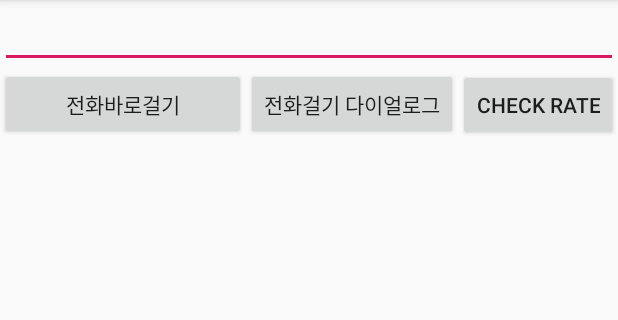
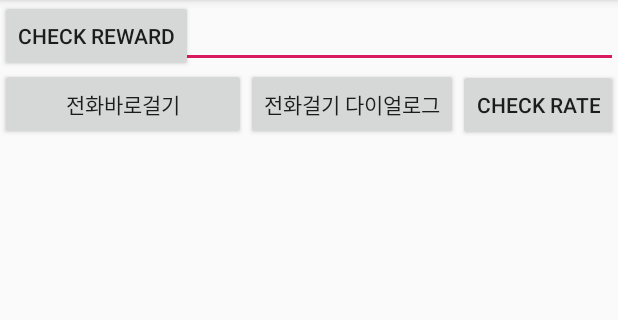
Before and after one commit to c-a-s-e/CASE_F, an Android app: the screen it shows after launch (MainActivity), on a phone screen of 412 x 824 dp, the part 84-404 px from its top. Run offline under Robolectric (Android 15) with nearby library versions, the phone set to English and light mode, and no system bars.

Commit message:
Update Reward UI

```diff
--- a/app/src/main/AndroidManifest.xml
+++ b/app/src/main/AndroidManifest.xml
@@ -20,6 +20,7 @@
         android:theme="@style/AppTheme">
         <activity android:name="com.example.case_fire.EmergencyMainActivity"></activity>
         <activity android:name="com.example.case_fire.RateActivity"></activity>
+        <activity android:name="com.example.case_fire.RewardActivity"></activity>
         <activity android:name="com.example.case_fire.MainActivity">
             <intent-filter>
                 <action android:name="android.intent.action.MAIN" />
--- a/app/src/main/java/com/example/case_fire/MainActivity.java
+++ b/app/src/main/java/com/example/case_fire/MainActivity.java
@@ -46,11 +46,19 @@ public class MainActivity extends AppCompatActivity {
         FirebaseMessaging.getInstance().subscribeToTopic("all");
         getAddress();
 
-        Button reward_Button = (Button) findViewById(R.id.check_rate);
+        Button rate_Button = (Button) findViewById(R.id.check_rate);
+        rate_Button.setOnClickListener(new View.OnClickListener() {
+            @Override
+            public void onClick(View view) {
+                Intent intent = new Intent(view.getContext(), RateActivity.class);
+                view.getContext().startActivity(intent);}
+        });
+
+        Button reward_Button = (Button) findViewById(R.id.check_reward);
         reward_Button.setOnClickListener(new View.OnClickListener() {
             @Override
             public void onClick(View view) {
-                Intent intent = new Intent(view.getContext(), RateActivity.class);
+                Intent intent = new Intent(view.getContext(), RewardActivity.class);
                 view.getContext().startActivity(intent);}
         });
     }
--- a/app/src/main/res/layout/activity_main.xml
+++ b/app/src/main/res/layout/activity_main.xml
@@ -12,11 +12,10 @@
         android:layout_height="match_parent">
 
 
-
         <EditText
+            android:id="@+id/edtNumber"
             android:layout_width="match_parent"
             android:layout_height="wrap_content"
-            android:id="@+id/edtNumber"
             android:layout_gravity="center_horizontal" />
 
         <LinearLayout
@@ -45,6 +44,11 @@
                 android:text="Check Rate"
                 android:id="@+id/check_rate" />
         </LinearLayout>
+    </LinearLayout>
+    <Button
+        android:layout_width="wrap_content"
+        android:layout_height="wrap_content"
+        android:text="Check Reward"
+        android:id="@+id/check_reward" />
 
-    </LinearLayout>
 </androidx.constraintlayout.widget.ConstraintLayout>
```
Also changed, not shown: app/src/main/java/com/example/case_fire/RewardActivity.java (added, +14 -0 lines), app/src/main/res/layout/activity_reward.xml (added, +35 -0 lines), app/src/main/res/drawable/reward_119.png (added).
